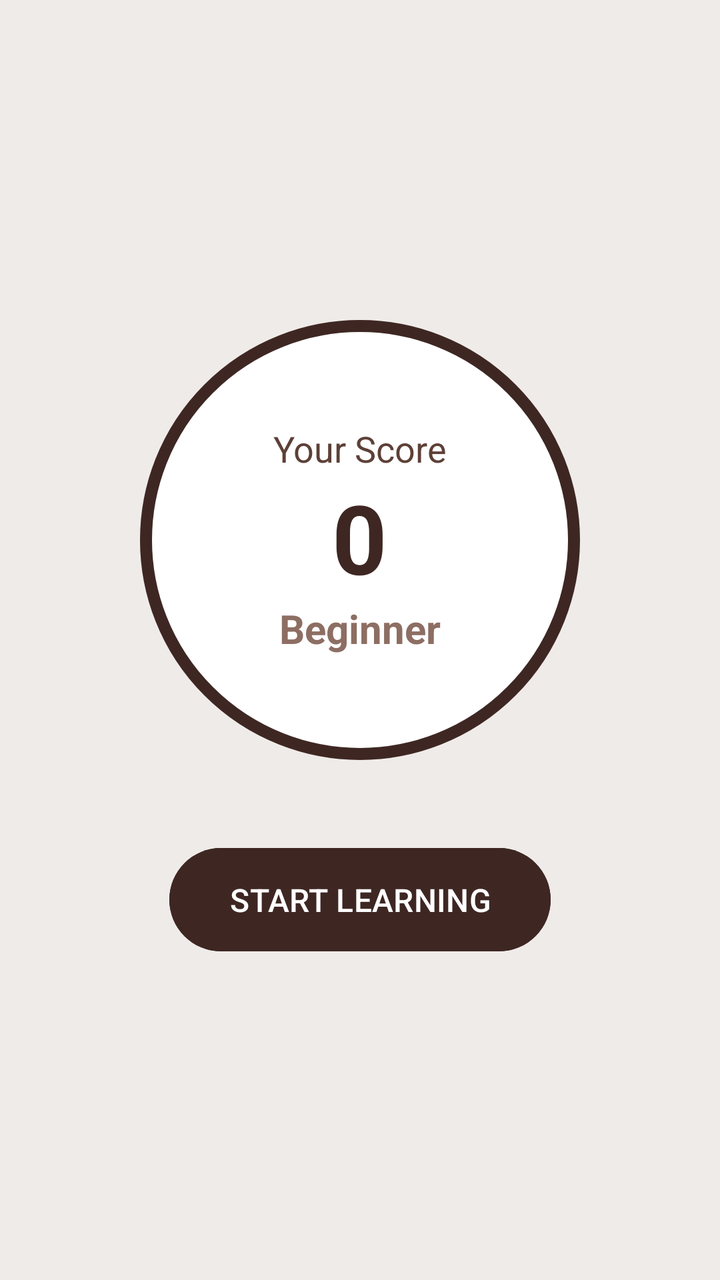
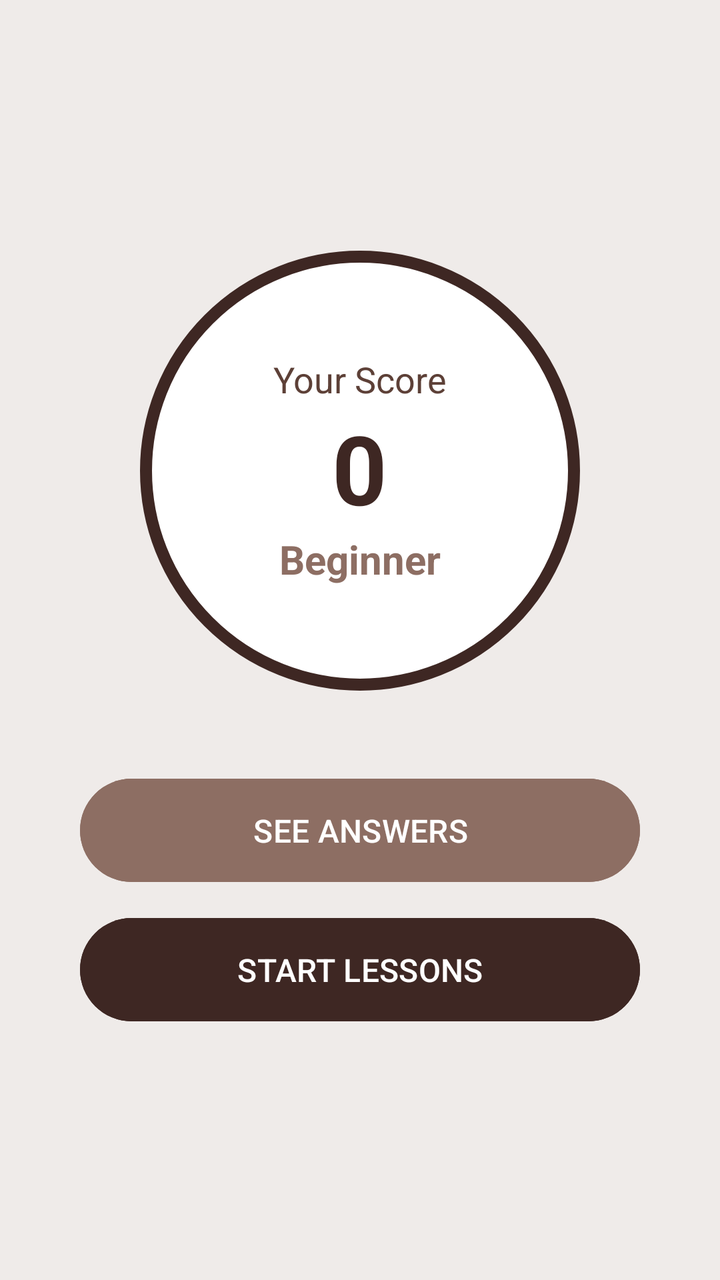

Compare the two renders of this Android layout. The source of the first and the diff that turns it into the second are given below.
<!-- AndroidManifest.xml: application theme Theme.OlympMathMentor -->
<!-- res/layout/activity_result.xml -->
<?xml version="1.0" encoding="utf-8"?>
<RelativeLayout xmlns:android="http://schemas.android.com/apk/res/android"
    android:layout_width="match_parent"
    android:layout_height="match_parent"
    android:background="@color/soft_beige"
    android:gravity="center">

    <FrameLayout
        android:id="@+id/circleContainer"
        android:layout_width="220dp"
        android:layout_height="220dp"
        android:layout_centerHorizontal="true"
        android:background="@drawable/circle_background"> <LinearLayout
        android:layout_width="wrap_content"
        android:layout_height="wrap_content"
        android:layout_gravity="center"
        android:gravity="center"
        android:orientation="vertical">

        <TextView
            android:layout_width="wrap_content"
            android:layout_height="wrap_content"
            android:text="Your Score"
            android:textColor="@color/earth_brown"
            android:textSize="18sp" />

        <TextView
            android:id="@+id/tvFinalScore"
            android:layout_width="wrap_content"
            android:layout_height="wrap_content"
            android:text="0"
            android:textColor="@color/deep_brown"
            android:textSize="48sp"
            android:textStyle="bold" />

        <TextView
            android:id="@+id/tvLevelName"
            android:layout_width="wrap_content"
            android:layout_height="wrap_content"
            android:text="Beginner"
            android:textColor="@color/accent_tan"
            android:textSize="20sp"
            android:textStyle="bold" />
    </LinearLayout>
    </FrameLayout>

    <Button
        android:id="@+id/btnStartLearning"
        android:layout_width="wrap_content"
        android:layout_height="wrap_content"
        android:layout_below="@id/circleContainer"
        android:layout_centerHorizontal="true"
        android:layout_marginTop="40dp"
        android:backgroundTint="@color/deep_brown"
        android:paddingHorizontal="30dp"
        android:paddingVertical="15dp"
        android:text="START LEARNING"
        android:textColor="@color/white"
        android:textSize="16sp" />

</RelativeLayout>
<!-- resources referenced by this layout -->
<resources>
  <color name="accent_tan">#8D6E63</color>
  <color name="deep_brown">#3E2723</color>
  <color name="earth_brown">#5D4037</color>
  <color name="soft_beige">#EFEBE9</color>
  <color name="white">#FFFFFF</color>
  <!-- drawable circle_background (drawable) -->
  <?xml version="1.0" encoding="utf-8"?>
  <shape xmlns:android="http://schemas.android.com/apk/res/android"
      android:shape="oval">
  
      <solid android:color="@color/white" />
  
      <stroke
          android:width="6dp"
          android:color="@color/deep_brown" />
  
      <padding
          android:bottom="10dp"
          android:left="10dp"
          android:right="10dp"
          android:top="10dp" />
  
  </shape>
  <style name="Theme.OlympMathMentor" parent="Base.Theme.OlympMathMentor" />
  <style name="Base.Theme.OlympMathMentor" parent="Theme.Material3.DayNight.NoActionBar">
          
          
      </style>
</resources>

<!-- the commit's change to res/layout/activity_result.xml (unified diff, before → after) -->
@@ -10,52 +10,68 @@
         android:layout_width="220dp"
         android:layout_height="220dp"
         android:layout_centerHorizontal="true"
-        android:background="@drawable/circle_background"> <LinearLayout
-        android:layout_width="wrap_content"
-        android:layout_height="wrap_content"
-        android:layout_gravity="center"
-        android:gravity="center"
-        android:orientation="vertical">
-
-        <TextView
+        android:background="@drawable/circle_background">
+        <LinearLayout
             android:layout_width="wrap_content"
             android:layout_height="wrap_content"
-            android:text="Your Score"
-            android:textColor="@color/earth_brown"
-            android:textSize="18sp" />
+            android:layout_gravity="center"
+            android:gravity="center"
+            android:orientation="vertical">
 
-        <TextView
-            android:id="@+id/tvFinalScore"
-            android:layout_width="wrap_content"
-            android:layout_height="wrap_content"
-            android:text="0"
-            android:textColor="@color/deep_brown"
-            android:textSize="48sp"
-            android:textStyle="bold" />
+            <TextView
+                android:layout_width="wrap_content"
+                android:layout_height="wrap_content"
+                android:text="Your Score"
+                android:textColor="@color/earth_brown"
+                android:textSize="18sp" />
 
-        <TextView
-            android:id="@+id/tvLevelName"
-            android:layout_width="wrap_content"
-            android:layout_height="wrap_content"
-            android:text="Beginner"
-            android:textColor="@color/accent_tan"
-            android:textSize="20sp"
-            android:textStyle="bold" />
-    </LinearLayout>
+            <TextView
+                android:id="@+id/tvFinalScore"
+                android:layout_width="wrap_content"
+                android:layout_height="wrap_content"
+                android:text="0"
+                android:textColor="@color/deep_brown"
+                android:textSize="48sp"
+                android:textStyle="bold" />
+
+            <TextView
+                android:id="@+id/tvLevelName"
+                android:layout_width="wrap_content"
+                android:layout_height="wrap_content"
+                android:text="Beginner"
+                android:textColor="@color/accent_tan"
+                android:textSize="20sp"
+                android:textStyle="bold" />
+        </LinearLayout>
     </FrameLayout>
 
-    <Button
-        android:id="@+id/btnStartLearning"
-        android:layout_width="wrap_content"
+    <LinearLayout
+        android:layout_width="match_parent"
         android:layout_height="wrap_content"
         android:layout_below="@id/circleContainer"
-        android:layout_centerHorizontal="true"
         android:layout_marginTop="40dp"
-        android:backgroundTint="@color/deep_brown"
-        android:paddingHorizontal="30dp"
-        android:paddingVertical="15dp"
-        android:text="START LEARNING"
-        android:textColor="@color/white"
-        android:textSize="16sp" />
+        android:orientation="vertical"
+        android:paddingHorizontal="40dp">
 
+        <Button
+            android:id="@+id/btnSeeAnswers"
+            android:layout_width="match_parent"
+            android:layout_height="wrap_content"
+            android:backgroundTint="@color/accent_tan"
+            android:paddingVertical="15dp"
+            android:layout_marginBottom="10dp"
+            android:text="SEE ANSWERS"
+            android:textColor="@color/white"
+            android:textSize="16sp" />
+
+        <Button
+            android:id="@+id/btnStartLearning"
+            android:layout_width="match_parent"
+            android:layout_height="wrap_content"
+            android:backgroundTint="@color/deep_brown"
+            android:paddingVertical="15dp"
+            android:text="START LESSONS"
+            android:textColor="@color/white"
+            android:textSize="16sp" />
+    </LinearLayout>
 </RelativeLayout>
